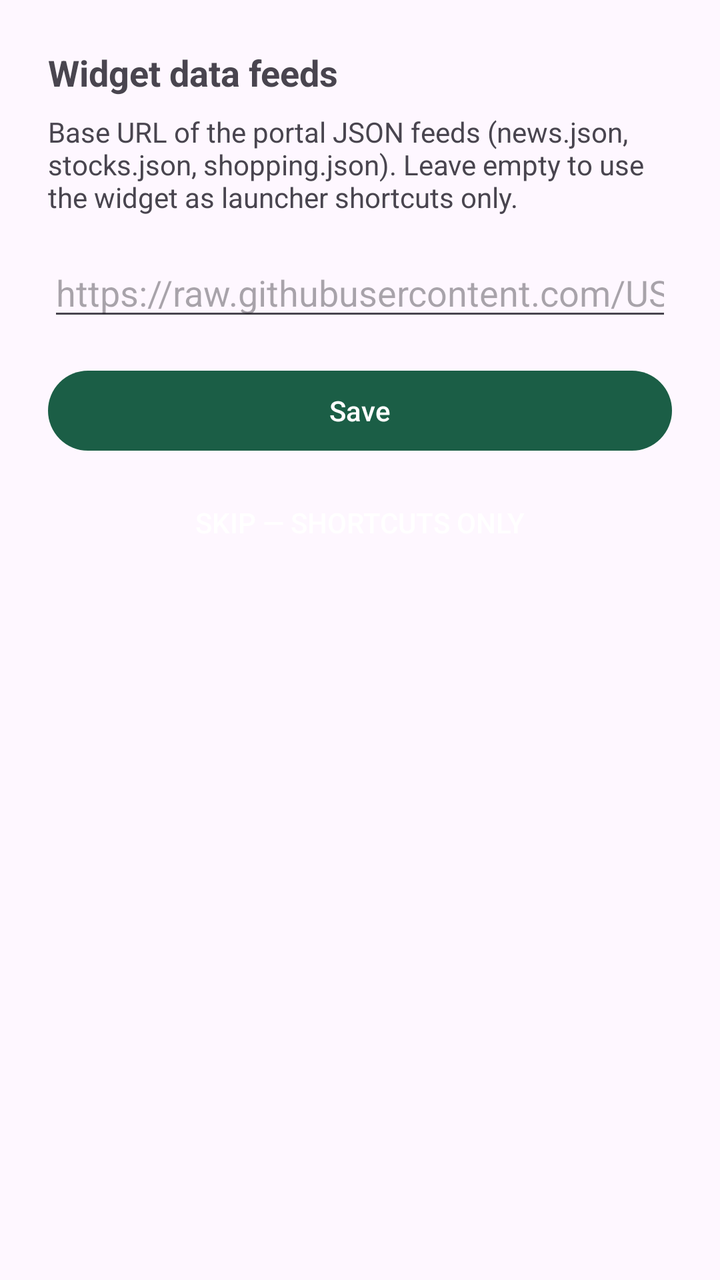
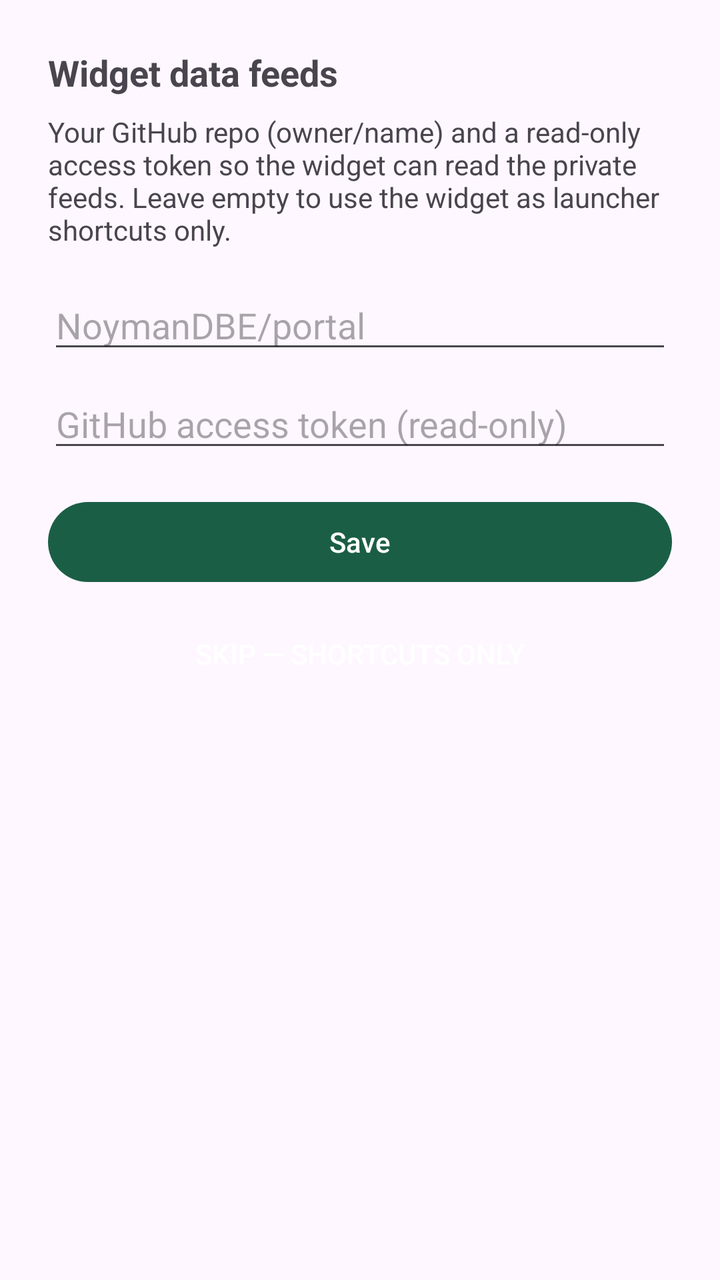

Before-and-after screenshots of an Android layout around one commit, followed by the original layout XML and the change that was made.
<!-- AndroidManifest.xml: application theme Theme.DrorPortal -->
<!-- res/layout/activity_config.xml -->
<?xml version="1.0" encoding="utf-8"?>
<LinearLayout xmlns:android="http://schemas.android.com/apk/res/android"
    android:orientation="vertical"
    android:layout_width="match_parent"
    android:layout_height="match_parent"
    android:padding="24dp">

    <TextView
        android:layout_width="match_parent"
        android:layout_height="wrap_content"
        android:text="@string/config_title"
        android:textSize="18sp"
        android:textStyle="bold" />

    <TextView
        android:layout_width="match_parent"
        android:layout_height="wrap_content"
        android:layout_marginTop="8dp"
        android:text="@string/config_hint" />

    <EditText
        android:id="@+id/feed_url"
        android:layout_width="match_parent"
        android:layout_height="wrap_content"
        android:layout_marginTop="16dp"
        android:hint="https://raw.githubusercontent.com/USER/REPO/main/feeds"
        android:inputType="textUri" />

    <Button
        android:id="@+id/save"
        android:layout_width="match_parent"
        android:layout_height="wrap_content"
        android:layout_marginTop="16dp"
        android:text="@string/config_save" />

    <Button
        android:id="@+id/skip"
        android:layout_width="match_parent"
        android:layout_height="wrap_content"
        android:layout_marginTop="8dp"
        style="?android:attr/borderlessButtonStyle"
        android:text="@string/config_skip" />
</LinearLayout>
<!-- resources referenced by this layout -->
<resources>
  <string name="config_hint">Base URL of the portal JSON feeds (news.json, stocks.json, shopping.json). Leave empty to use the widget as launcher shortcuts only.</string>
  <string name="config_save">Save</string>
  <string name="config_skip">Skip — shortcuts only</string>
  <string name="config_title">Widget data feeds</string>
  <style name="Theme.DrorPortal" parent="Theme.Material3.DayNight.NoActionBar">
          <item name="colorPrimary">#1B5E46</item>
          <item name="colorSecondary">#4ECF9D</item>
      </style>
</resources>

<!-- the commit's change to res/layout/activity_config.xml (unified diff, before → after) -->
@@ -19,12 +19,20 @@
         android:text="@string/config_hint" />
 
     <EditText
-        android:id="@+id/feed_url"
+        android:id="@+id/feed_repo"
         android:layout_width="match_parent"
         android:layout_height="wrap_content"
         android:layout_marginTop="16dp"
-        android:hint="https://raw.githubusercontent.com/USER/REPO/main/feeds"
+        android:hint="NoymanDBE/portal"
         android:inputType="textUri" />
+
+    <EditText
+        android:id="@+id/feed_token"
+        android:layout_width="match_parent"
+        android:layout_height="wrap_content"
+        android:layout_marginTop="8dp"
+        android:hint="@string/config_token_hint"
+        android:inputType="textPassword" />
 
     <Button
         android:id="@+id/save"
<!-- resource entries referenced after the edit -->
@@ -1,9 +1,10 @@
 <!-- resources referenced by this layout -->
 <resources>
-  <string name="config_hint">Base URL of the portal JSON feeds (news.json, stocks.json, shopping.json). Leave empty to use the widget as launcher shortcuts only.</string>
+  <string name="config_hint">Your GitHub repo (owner/name) and a read-only access token so the widget can read the private feeds. Leave empty to use the widget as launcher shortcuts only.</string>
   <string name="config_save">Save</string>
   <string name="config_skip">Skip — shortcuts only</string>
   <string name="config_title">Widget data feeds</string>
+  <string name="config_token_hint">GitHub access token (read-only)</string>
   <style name="Theme.DrorPortal" parent="Theme.Material3.DayNight.NoActionBar">
           <item name="colorPrimary">#1B5E46</item>
           <item name="colorSecondary">#4ECF9D</item>
